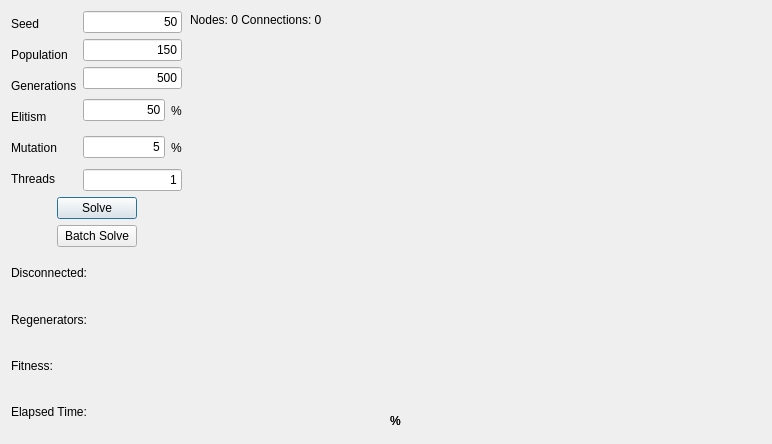
Above: customdialog.ui from xQsme/RLP_Qt before the change. Below: the same form after it.
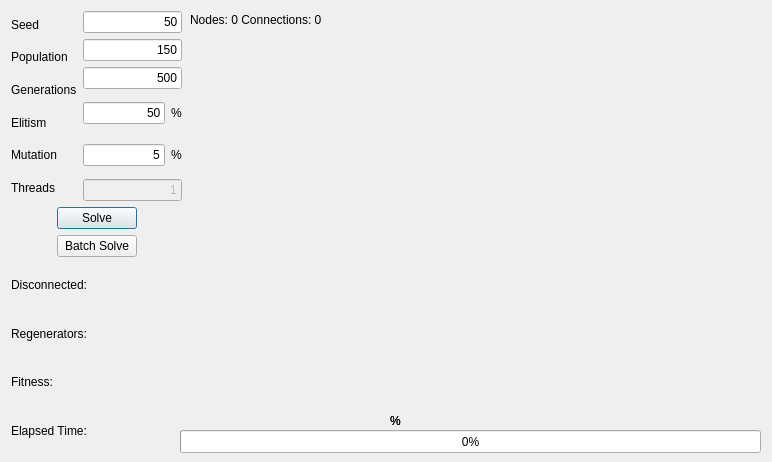
That is the form after the change.

```diff
--- a/customdialog.ui
+++ b/customdialog.ui
@@ -7,7 +7,7 @@
     <x>0</x>
     <y>0</y>
     <width>772</width>
-    <height>444</height>
+    <height>462</height>
    </rect>
   </property>
   <property name="windowTitle">
@@ -47,7 +47,7 @@
      <x>11</x>
      <y>11</y>
      <width>171</width>
-     <height>421</height>
+     <height>441</height>
     </rect>
    </property>
    <layout class="QVBoxLayout" name="verticalLayout_4">
@@ -197,7 +197,7 @@
         <item>
          <widget class="QLineEdit" name="lineEditThreads">
           <property name="enabled">
-           <bool>true</bool>
+           <bool>false</bool>
           </property>
           <property name="text">
            <string>1</string>
@@ -348,6 +348,19 @@
     <string>%</string>
    </property>
   </widget>
+  <widget class="QProgressBar" name="progressBar">
+   <property name="geometry">
+    <rect>
+     <x>180</x>
+     <y>430</y>
+     <width>581</width>
+     <height>23</height>
+    </rect>
+   </property>
+   <property name="value">
+    <number>0</number>
+   </property>
+  </widget>
  </widget>
  <resources/>
  <connections/>
```
